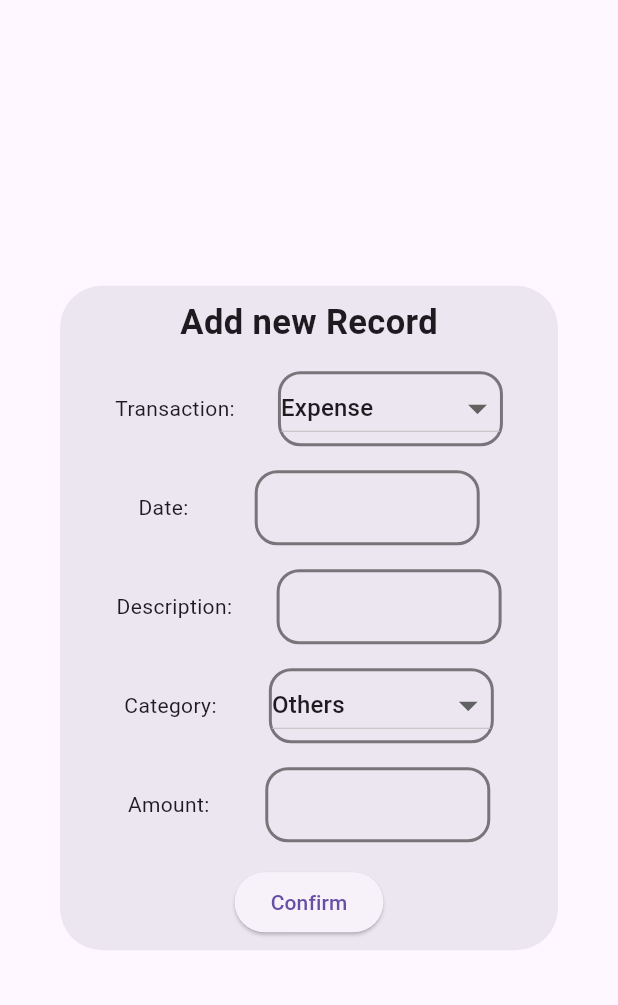
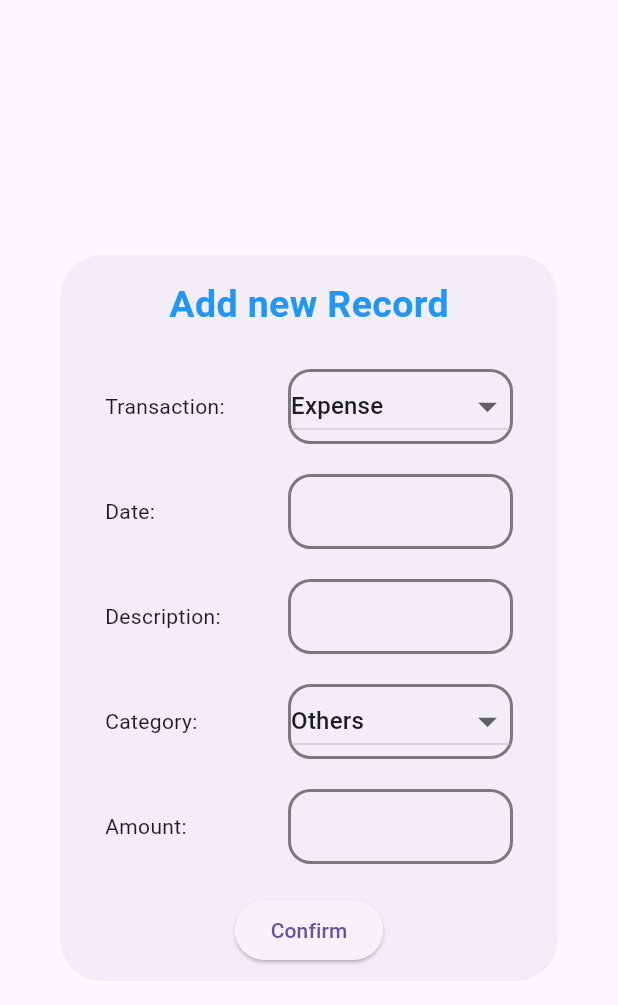
Before and after one commit to rahulpalanivel/Wealthify, a Flutter app: the CashRecord widget shown alone on an empty page, opened directly, on a phone screen of 412 x 824 dp. Shown: the top 1005 px of the screen. Run offline on Flutter 3.47's test engine with Material 3 defaults, Android fonts, the phone set to English and light mode, and no system bars; our stand-ins replace file_picker, fl_chart, hive, percent_indicator; missing offline and left inert: excel; accounts and stored records are empty.

Commit message:
more UI updates

```diff
--- a/lib/view/widgets/Cash-Record.dart
+++ b/lib/view/widgets/Cash-Record.dart
@@ -69,21 +69,26 @@ class _CashRecordState extends State<CashRecord> {
     int selectedMonth = widget.selectedMonth;
 
     return Dialog(
+      backgroundColor: const Color.fromARGB(255, 243, 237, 247),
+      elevation: 2,
       child: Column(
-          mainAxisAlignment: MainAxisAlignment.center,
+          mainAxisAlignment: MainAxisAlignment.spaceEvenly,
           mainAxisSize: MainAxisSize.min,
           children: [
             const Padding(
-              padding: EdgeInsets.all(8.0),
+              padding: EdgeInsets.all(15.0),
               child: Text(
                 "Add new Record",
-                style: TextStyle(fontSize: 23, fontWeight: FontWeight.bold),
+                style: TextStyle(
+                    fontSize: 25,
+                    fontWeight: FontWeight.bold,
+                    color: Colors.blue),
               ),
             ),
             Padding(
-              padding: const EdgeInsets.all(8.0),
+              padding: const EdgeInsets.fromLTRB(30, 10, 30, 10),
               child: Row(
-                  mainAxisAlignment: MainAxisAlignment.spaceEvenly,
+                  mainAxisAlignment: MainAxisAlignment.spaceBetween,
                   children: [
                     const Text("Transaction:"),
                     DropDownBox(
@@ -96,9 +101,9 @@ class _CashRecordState extends State<CashRecord> {
                   ]),
             ),
             Padding(
-              padding: const EdgeInsets.all(8.0),
+              padding: const EdgeInsets.fromLTRB(30, 10, 30, 10),
               child: Row(
-                mainAxisAlignment: MainAxisAlignment.spaceEvenly,
+                mainAxisAlignment: MainAxisAlignment.spaceBetween,
                 children: [
                   Text("Date:"),
                   SizedBox(
@@ -125,9 +130,9 @@ class _CashRecordState extends State<CashRecord> {
               ),
             ),
             Padding(
-              padding: const EdgeInsets.all(8.0),
+              padding: const EdgeInsets.fromLTRB(30, 10, 30, 10),
               child: Row(
-                  mainAxisAlignment: MainAxisAlignment.spaceEvenly,
+                  mainAxisAlignment: MainAxisAlignment.spaceBetween,
                   children: [
                     Text("Description:"),
                     SizedBox(
@@ -150,9 +155,9 @@ class _CashRecordState extends State<CashRecord> {
                   ]),
             ),
             Padding(
-              padding: const EdgeInsets.all(8.0),
+              padding: const EdgeInsets.fromLTRB(30, 10, 30, 10),
               child: Row(
-                  mainAxisAlignment: MainAxisAlignment.spaceEvenly,
+                  mainAxisAlignment: MainAxisAlignment.spaceBetween,
                   children: [
                     Text("Category:"),
                     DropDownBox(
@@ -165,9 +170,9 @@ class _CashRecordState extends State<CashRecord> {
                   ]),
             ),
             Padding(
-              padding: const EdgeInsets.all(8.0),
+              padding: const EdgeInsets.fromLTRB(30, 10, 30, 10),
               child: Row(
-                  mainAxisAlignment: MainAxisAlignment.spaceEvenly,
+                  mainAxisAlignment: MainAxisAlignment.spaceBetween,
                   children: [
                     Text("Amount:"),
                     SizedBox(
@@ -189,15 +194,11 @@ class _CashRecordState extends State<CashRecord> {
                   ]),
             ),
             Padding(
-              padding: const EdgeInsets.all(8.0),
+              padding: const EdgeInsets.fromLTRB(30, 10, 30, 10),
               child: ElevatedButton(
                 onPressed: () {
-                    addCashRecord(
-                        SelectedTranc,
-                        selectdate,
-                        descController.text,
-                        SelectedCategory,
-                        double.parse(amountController.text));
+                  addCashRecord(SelectedTranc, selectdate, descController.text,
+                      SelectedCategory, double.parse(amountController.text));
                   Navigator.pop(context);
                   provider.updateValues(0, 0);
                   provider.updateRecords();
@@ -208,7 +209,8 @@ class _CashRecordState extends State<CashRecord> {
                         selectedMonth, int.parse(selectedYear));
                   }
                 },
-                  child: Text("Confirm")),
+                child: Text("Confirm"),
+              ),
             )
           ]),
     );
```
Also changed, not shown: lib/view/pages/Budget-tab.dart (+9 -4 lines), lib/view/pages/Summary-tab.dart (+12 -4 lines), lib/view/pages/Transactions-tab.dart (+6 -2 lines), lib/view/widgets/Categories.dart (+13 -8 lines), lib/view/widgets/budget-tab-dialog-screen.dart (+13 -9 lines), lib/utils/themes.dart (added). Lines whose indentation alone changed are shown as unchanged.
